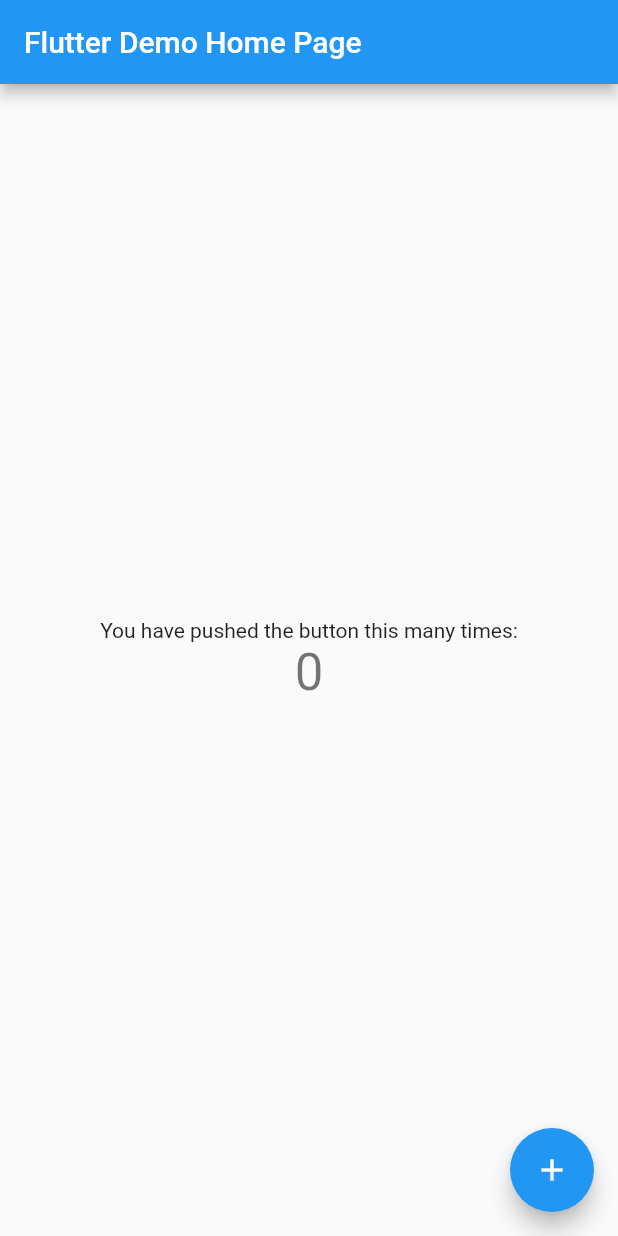
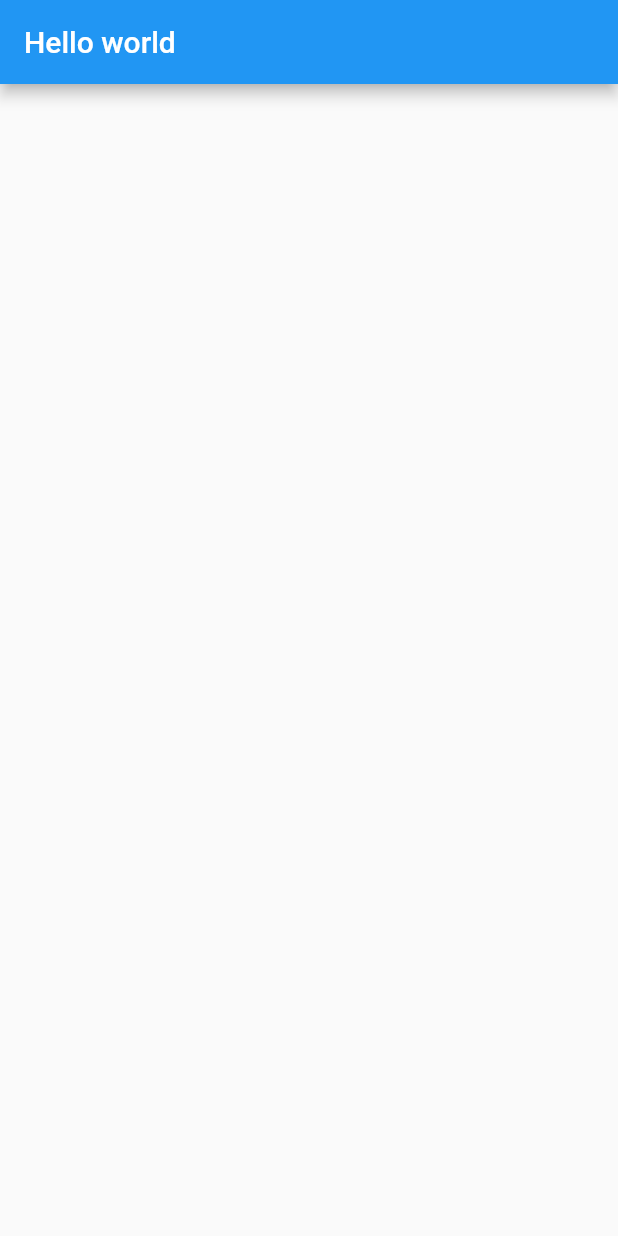
Before and after one commit to FarlenUrena/figma_movile, a Flutter app: the screen it shows after launch, on a phone screen of 412 x 824 dp. Run offline on Flutter 3.47's test engine with Material 2 defaults, Android fonts, the phone set to English and light mode, and no system bars.

Commit message:
Welcome page start

```diff
--- /dev/null
+++ b/figma_movile/lib/home/view/welcome_page.dart
@@ -0,0 +1,11 @@
+import 'package:flutter/material.dart';
+
+class WelcomePage extends StatelessWidget {
+  const WelcomePage({super.key});
+
+  @override
+  Widget build(BuildContext context) {
+    return Scaffold(
+        appBar: AppBar(title: Text("Hello world")), body: Container());
+  }
+}
--- a/figma_movile/lib/main.dart
+++ b/figma_movile/lib/main.dart
@@ -1,3 +1,4 @@
+import 'package:figma_movile/home/view/welcome_page.dart';
 import 'package:flutter/material.dart';
 
 void main() {
@@ -13,103 +14,9 @@
     return MaterialApp(
       title: 'Flutter Demo',
       theme: ThemeData(
-        // This is the theme of your application.
-        //
-        // Try running your application with "flutter run". You'll see the
-        // application has a blue toolbar. Then, without quitting the app, try
-        // changing the primarySwatch below to Colors.green and then invoke
-        // "hot reload" (press "r" in the console where you ran "flutter run",
-        // or simply save your changes to "hot reload" in a Flutter IDE).
-        // Notice that the counter didn't reset back to zero; the application
-        // is not restarted.
         primarySwatch: Colors.blue,
       ),
-      home: const MyHomePage(title: 'Flutter Demo Home Page'),
+      home: const WelcomePage(),
     );
   }
 }
-
-class MyHomePage extends StatefulWidget {
-  const MyHomePage({super.key, required this.title});
-
-  // This widget is the home page of your application. It is stateful, meaning
-  // that it has a State object (defined below) that contains fields that affect
-  // how it looks.
-
-  // This class is the configuration for the state. It holds the values (in this
-  // case the title) provided by the parent (in this case the App widget) and
-  // used by the build method of the State. Fields in a Widget subclass are
-  // always marked "final".
-
-  final String title;
-
-  @override
-  State<MyHomePage> createState() => _MyHomePageState();
-}
-
-class _MyHomePageState extends State<MyHomePage> {
-  int _counter = 0;
-
-  void _incrementCounter() {
-    setState(() {
-      // This call to setState tells the Flutter framework that something has
-      // changed in this State, which causes it to rerun the build method below
-      // so that the display can reflect the updated values. If we changed
-      // _counter without calling setState(), then the build method would not be
-      // called again, and so nothing would appear to happen.
-      _counter++;
-    });
-  }
-
-  @override
-  Widget build(BuildContext context) {
-    // This method is rerun every time setState is called, for instance as done
-    // by the _incrementCounter method above.
-    //
-    // The Flutter framework has been optimized to make rerunning build methods
-    // fast, so that you can just rebuild anything that needs updating rather
-    // than having to individually change instances of widgets.
-    return Scaffold(
-      appBar: AppBar(
-        // Here we take the value from the MyHomePage object that was created by
-        // the App.build method, and use it to set our appbar title.
-        title: Text(widget.title),
-      ),
-      body: Center(
-        // Center is a layout widget. It takes a single child and positions it
-        // in the middle of the parent.
-        child: Column(
-          // Column is also a layout widget. It takes a list of children and
-          // arranges them vertically. By default, it sizes itself to fit its
-          // children horizontally, and tries to be as tall as its parent.
-          //
-          // Invoke "debug painting" (press "p" in the console, choose the
-          // "Toggle Debug Paint" action from the Flutter Inspector in Android
-          // Studio, or the "Toggle Debug Paint" command in Visual Studio Code)
-          // to see the wireframe for each widget.
-          //
-          // Column has various properties to control how it sizes itself and
-          // how it positions its children. Here we use mainAxisAlignment to
-          // center the children vertically; the main axis here is the vertical
-          // axis because Columns are vertical (the cross axis would be
-          // horizontal).
-          mainAxisAlignment: MainAxisAlignment.center,
-          children: <Widget>[
-            const Text(
-              'You have pushed the button this many times:',
-            ),
-            Text(
-              '$_counter',
-              style: Theme.of(context).textTheme.headlineMedium,
-            ),
-          ],
-        ),
-      ),
-      floatingActionButton: FloatingActionButton(
-        onPressed: _incrementCounter,
-        tooltip: 'Increment',
-        child: const Icon(Icons.add),
-      ), // This trailing comma makes auto-formatting nicer for build methods.
-    );
-  }
-}
```
